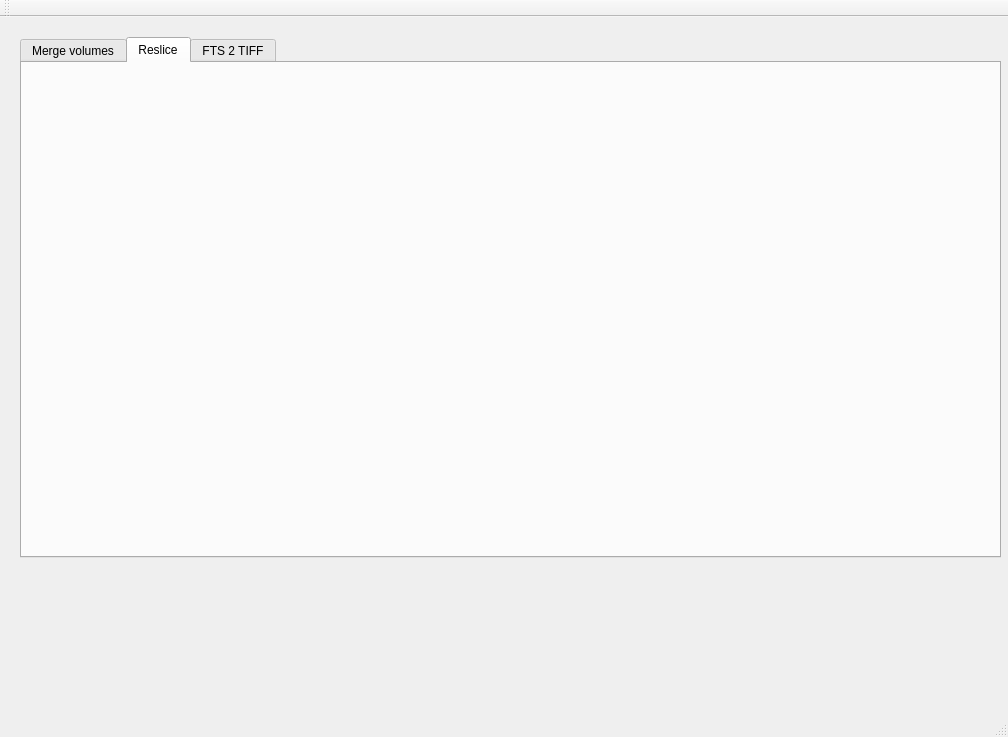
Old version of the form imagingtool/imagingtoolmain.ui in the repository neutronimaging/imagingsuite.
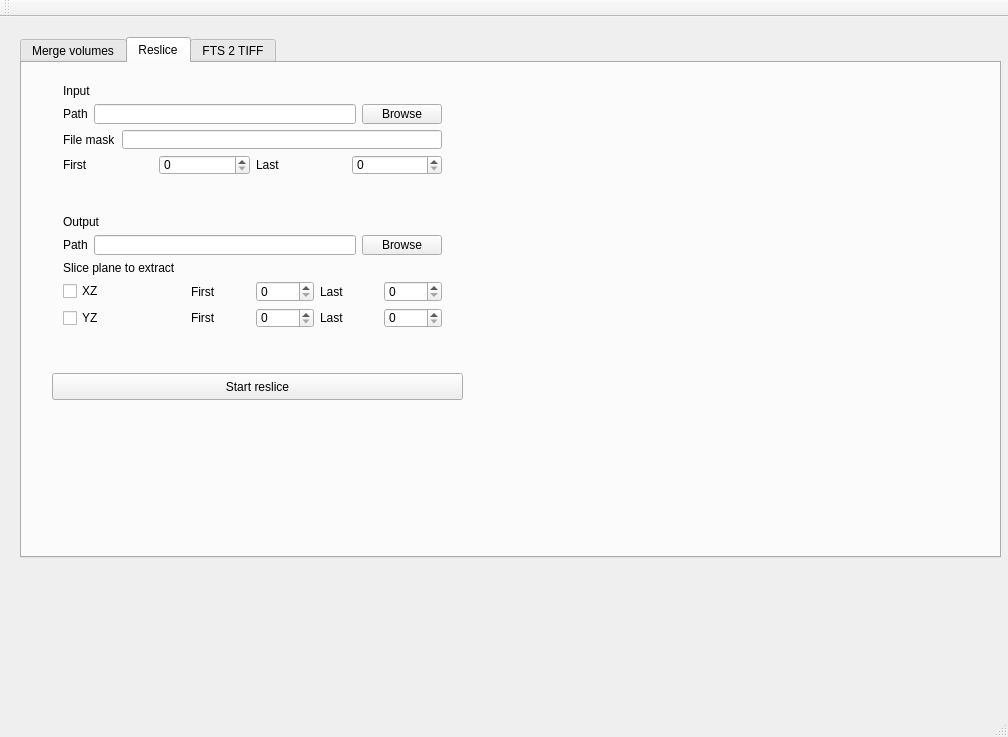
New version of the form. The open tabs and pages were chosen to show the change. Custom widgets are drawn as their Qt base class.

Patch:
```diff
--- a/imagingtool/imagingtoolmain.ui
+++ b/imagingtool/imagingtoolmain.ui
@@ -35,6 +35,230 @@
      <attribute name="title">
       <string>Reslice</string>
      </attribute>
+     <widget class="QPushButton" name="reslice_button_process">
+      <property name="geometry">
+       <rect>
+        <x>30</x>
+        <y>310</y>
+        <width>411</width>
+        <height>27</height>
+       </rect>
+      </property>
+      <property name="text">
+       <string>Start reslice</string>
+      </property>
+     </widget>
+     <widget class="QWidget" name="">
+      <property name="geometry">
+       <rect>
+        <x>30</x>
+        <y>10</y>
+        <width>401</width>
+        <height>113</height>
+       </rect>
+      </property>
+      <layout class="QVBoxLayout" name="verticalLayout_2">
+       <item>
+        <widget class="QLabel" name="label_18">
+         <property name="text">
+          <string>Input</string>
+         </property>
+        </widget>
+       </item>
+       <item>
+        <layout class="QHBoxLayout" name="horizontalLayout_10">
+         <item>
+          <widget class="QLabel" name="label_19">
+           <property name="text">
+            <string>Path</string>
+           </property>
+          </widget>
+         </item>
+         <item>
+          <widget class="QLineEdit" name="reslice_edit_InputPath"/>
+         </item>
+         <item>
+          <widget class="QPushButton" name="reslice_button_BrowseInPath">
+           <property name="text">
+            <string>Browse</string>
+           </property>
+          </widget>
+         </item>
+        </layout>
+       </item>
+       <item>
+        <layout class="QHBoxLayout" name="horizontalLayout_11">
+         <item>
+          <widget class="QLabel" name="label_20">
+           <property name="text">
+            <string>File mask</string>
+           </property>
+          </widget>
+         </item>
+         <item>
+          <widget class="QLineEdit" name="reslice_edit_FileMask"/>
+         </item>
+        </layout>
+       </item>
+       <item>
+        <layout class="QHBoxLayout" name="horizontalLayout_12">
+         <item>
+          <widget class="QLabel" name="label_21">
+           <property name="text">
+            <string>First</string>
+           </property>
+          </widget>
+         </item>
+         <item>
+          <widget class="QSpinBox" name="reslice_spin_FirstImage">
+           <property name="maximum">
+            <number>10000</number>
+           </property>
+          </widget>
+         </item>
+         <item>
+          <widget class="QLabel" name="label_22">
+           <property name="text">
+            <string>Last</string>
+           </property>
+          </widget>
+         </item>
+         <item>
+          <widget class="QSpinBox" name="reslice_spin_LastImage">
+           <property name="maximum">
+            <number>10000</number>
+           </property>
+          </widget>
+         </item>
+        </layout>
+       </item>
+      </layout>
+     </widget>
+     <widget class="QWidget" name="">
+      <property name="geometry">
+       <rect>
+        <x>30</x>
+        <y>141</y>
+        <width>401</width>
+        <height>135</height>
+       </rect>
+      </property>
+      <layout class="QVBoxLayout" name="verticalLayout">
+       <item>
+        <widget class="QLabel" name="label_23">
+         <property name="text">
+          <string>Output</string>
+         </property>
+        </widget>
+       </item>
+       <item>
+        <layout class="QHBoxLayout" name="horizontalLayout_13">
+         <item>
+          <widget class="QLabel" name="label_24">
+           <property name="text">
+            <string>Path</string>
+           </property>
+          </widget>
+         </item>
+         <item>
+          <widget class="QLineEdit" name="reslice_edit_OutPath"/>
+         </item>
+         <item>
+          <widget class="QPushButton" name="reslice_button_BrowseOutPath">
+           <property name="text">
+            <string>Browse</string>
+           </property>
+          </widget>
+         </item>
+        </layout>
+       </item>
+       <item>
+        <widget class="QLabel" name="label_25">
+         <property name="text">
+          <string>Slice plane to extract</string>
+         </property>
+        </widget>
+       </item>
+       <item>
+        <layout class="QHBoxLayout" name="horizontalLayout_19">
+         <item>
+          <widget class="QCheckBox" name="reslice_check_XZ">
+           <property name="text">
+            <string>XZ</string>
+           </property>
+          </widget>
+         </item>
+         <item>
+          <layout class="QHBoxLayout" name="horizontalLayout_14">
+           <item>
+            <widget class="QLabel" name="label_26">
+             <property name="text">
+              <string>First</string>
+             </property>
+            </widget>
+           </item>
+           <item>
+            <widget class="QSpinBox" name="reslice_spin_firstXZ"/>
+           </item>
+          </layout>
+         </item>
+         <item>
+          <layout class="QHBoxLayout" name="horizontalLayout_15">
+           <item>
+            <widget class="QLabel" name="label_27">
+             <property name="text">
+              <string>Last</string>
+             </property>
+            </widget>
+           </item>
+           <item>
+            <widget class="QSpinBox" name="reslice_spin_lastXZ"/>
+           </item>
+          </layout>
+         </item>
+        </layout>
+       </item>
+       <item>
+        <layout class="QHBoxLayout" name="horizontalLayout_18">
+         <item>
+          <widget class="QCheckBox" name="reslice_check_YZ">
+           <property name="text">
+            <string>YZ</string>
+           </property>
+          </widget>
+         </item>
+         <item>
+          <layout class="QHBoxLayout" name="horizontalLayout_16">
+           <item>
+            <widget class="QLabel" name="label_28">
+             <property name="text">
+              <string>First</string>
+             </property>
+            </widget>
+           </item>
+           <item>
+            <widget class="QSpinBox" name="reslice_spin_firstYZ"/>
+           </item>
+          </layout>
+         </item>
+         <item>
+          <layout class="QHBoxLayout" name="horizontalLayout_17">
+           <item>
+            <widget class="QLabel" name="label_29">
+             <property name="text">
+              <string>Last</string>
+             </property>
+            </widget>
+           </item>
+           <item>
+            <widget class="QSpinBox" name="reslice_spin_lastYZ"/>
+           </item>
+          </layout>
+         </item>
+        </layout>
+       </item>
+      </layout>
+     </widget>
     </widget>
     <widget class="QWidget" name="tab_fts2tif">
      <attribute name="title">
```
Left out of the diff: 68 changed lines with no effect on the pictures.
